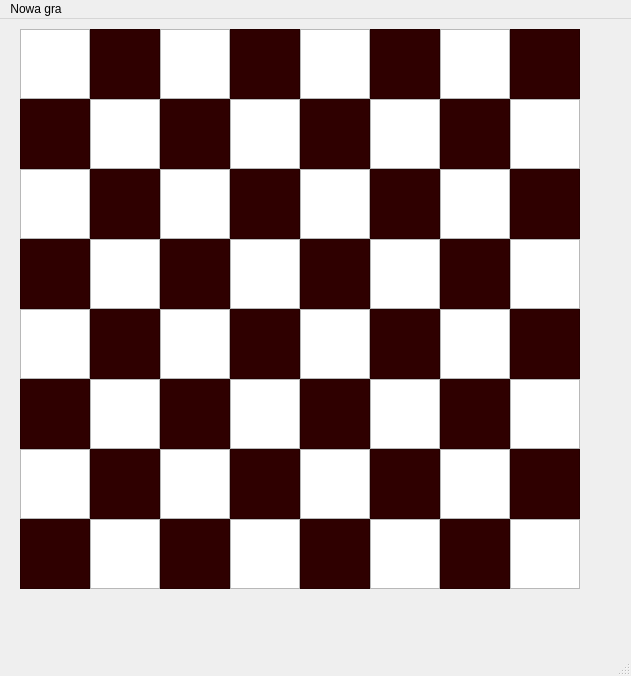
This is mainwindow.ui in MrRobinMr/Warcaby as Qt 5 draws it before an edit. The edited form follows.
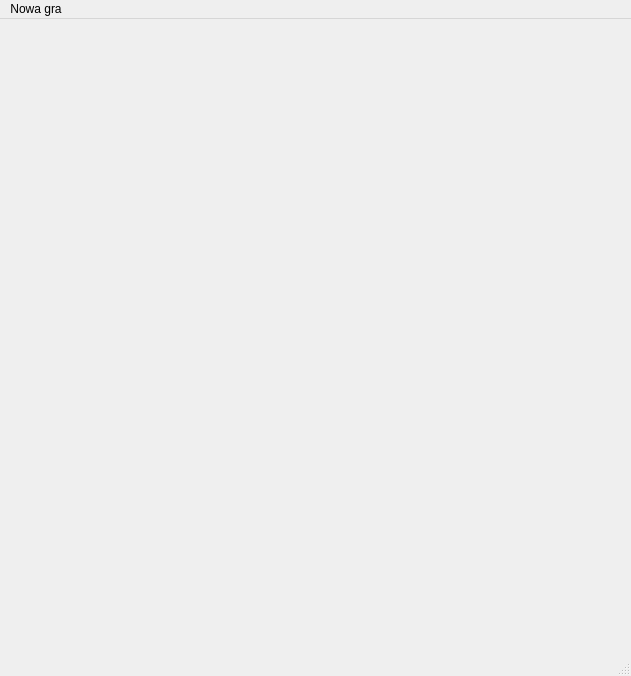
This is the edited form.

Diff of the .ui file:
```diff
--- a/mainwindow.ui
+++ b/mainwindow.ui
@@ -17,1535 +17,36 @@
    <widget class="QWidget" name="gridLayoutWidget">
     <property name="geometry">
      <rect>
-      <x>20</x>
-      <y>10</y>
-      <width>581</width>
-      <height>601</height>
+      <x>19</x>
+      <y>29</y>
+      <width>431</width>
+      <height>321</height>
      </rect>
     </property>
     <layout class="QGridLayout" name="gridLayout">
-     <property name="sizeConstraint">
-      <enum>QLayout::SetFixedSize</enum>
-     </property>
-     <property name="spacing">
-      <number>0</number>
-     </property>
-     <item row="2" column="2">
-      <widget class="QGraphicsView" name="p19">
-       <property name="minimumSize">
-        <size>
-         <width>70</width>
-         <height>70</height>
-        </size>
-       </property>
-       <property name="maximumSize">
-        <size>
-         <width>70</width>
-         <height>70</height>
-        </size>
-       </property>
-       <property name="baseSize">
-        <size>
-         <width>70</width>
-         <height>70</height>
-        </size>
-       </property>
-      </widget>
+     <item row="0" column="1">
+      <widget class="QWidget" name="widget_2" native="true"/>
      </item>
-     <item row="3" column="1">
-      <widget class="QGraphicsView" name="p26">
-       <property name="minimumSize">
-        <size>
-         <width>70</width>
-         <height>70</height>
-        </size>
-       </property>
-       <property name="maximumSize">
-        <size>
-         <width>70</width>
-         <height>70</height>
-        </size>
-       </property>
-       <property name="baseSize">
-        <size>
-         <width>70</width>
-         <height>70</height>
-        </size>
-       </property>
-      </widget>
-     </item>
-     <item row="7" column="4">
-      <widget class="QGraphicsView" name="p61">
-       <property name="minimumSize">
-        <size>
-         <width>70</width>
-         <height>70</height>
-        </size>
-       </property>
-       <property name="maximumSize">
-        <size>
-         <width>70</width>
-         <height>70</height>
-        </size>
-       </property>
-       <property name="baseSize">
-        <size>
-         <width>70</width>
-         <height>70</height>
-        </size>
-       </property>
-       <property name="styleSheet">
-        <string notr="true">background-color: rgb(47, 0, 0);</string>
-       </property>
-      </widget>
-     </item>
-     <item row="3" column="3">
-      <widget class="QGraphicsView" name="p28">
-       <property name="minimumSize">
-        <size>
-         <width>70</width>
-         <height>70</height>
-        </size>
-       </property>
-       <property name="maximumSize">
-        <size>
-         <width>70</width>
-         <height>70</height>
-        </size>
-       </property>
-       <property name="baseSize">
-        <size>
-         <width>70</width>
-         <height>70</height>
-        </size>
-       </property>
-      </widget>
-     </item>
-     <item row="2" column="6">
-      <widget class="QGraphicsView" name="p23">
-       <property name="minimumSize">
-        <size>
-         <width>70</width>
-         <height>70</height>
-        </size>
-       </property>
-       <property name="maximumSize">
-        <size>
-         <width>70</width>
-         <height>70</height>
-        </size>
-       </property>
-       <property name="baseSize">
-        <size>
-         <width>70</width>
-         <height>70</height>
-        </size>
-       </property>
-      </widget>
-     </item>
-     <item row="7" column="3">
-      <widget class="QGraphicsView" name="p60">
-       <property name="minimumSize">
-        <size>
-         <width>70</width>
-         <height>70</height>
-        </size>
-       </property>
-       <property name="maximumSize">
-        <size>
-         <width>70</width>
-         <height>70</height>
-        </size>
-       </property>
-       <property name="baseSize">
-        <size>
-         <width>70</width>
-         <height>70</height>
-        </size>
-       </property>
-      </widget>
-     </item>
-     <item row="6" column="0">
-      <widget class="QGraphicsView" name="p49">
-       <property name="minimumSize">
-        <size>
-         <width>70</width>
-         <height>70</height>
-        </size>
-       </property>
-       <property name="maximumSize">
-        <size>
-         <width>70</width>
-         <height>70</height>
-        </size>
-       </property>
-       <property name="baseSize">
-        <size>
-         <width>70</width>
-         <height>70</height>
-        </size>
-       </property>
-      </widget>
-     </item>
-     <item row="1" column="1">
-      <widget class="QGraphicsView" name="p10">
-       <property name="minimumSize">
-        <size>
-         <width>70</width>
-         <height>70</height>
-        </size>
-       </property>
-       <property name="maximumSize">
-        <size>
-         <width>70</width>
-         <height>70</height>
-        </size>
-       </property>
-       <property name="baseSize">
-        <size>
-         <width>70</width>
-         <height>70</height>
-        </size>
-       </property>
-      </widget>
-     </item>
-     <item row="5" column="6">
-      <widget class="QGraphicsView" name="p47">
-       <property name="minimumSize">
-        <size>
-         <width>70</width>
-         <height>70</height>
-        </size>
-       </property>
-       <property name="maximumSize">
-        <size>
-         <width>70</width>
-         <height>70</height>
-        </size>
-       </property>
-       <property name="baseSize">
-        <size>
-         <width>70</width>
-         <height>70</height>
-        </size>
-       </property>
-       <property name="styleSheet">
-        <string notr="true">background-color: rgb(47, 0, 0);</string>
-       </property>
-      </widget>
-     </item>
-     <item row="4" column="2">
-      <widget class="QGraphicsView" name="p35">
-       <property name="minimumSize">
-        <size>
-         <width>70</width>
-         <height>70</height>
-        </size>
-       </property>
-       <property name="maximumSize">
-        <size>
-         <width>70</width>
-         <height>70</height>
-        </size>
-       </property>
-       <property name="baseSize">
-        <size>
-         <width>70</width>
-         <height>70</height>
-        </size>
-       </property>
-      </widget>
-     </item>
-     <item row="7" column="2">
-      <widget class="QGraphicsView" name="p59">
-       <property name="minimumSize">
-        <size>
-         <width>70</width>
-         <height>70</height>
-        </size>
-       </property>
-       <property name="maximumSize">
-        <size>
-         <width>70</width>
-         <height>70</height>
-        </size>
-       </property>
-       <property name="baseSize">
-        <size>
-         <width>70</width>
-         <height>70</height>
-        </size>
-       </property>
-       <property name="styleSheet">
-        <string notr="true">background-color: rgb(47, 0, 0);</string>
-       </property>
-      </widget>
-     </item>
-     <item row="2" column="7">
-      <widget class="QGraphicsView" name="p24">
-       <property name="minimumSize">
-        <size>
-         <width>70</width>
-         <height>70</height>
-        </size>
-       </property>
-       <property name="maximumSize">
-        <size>
-         <width>70</width>
-         <height>70</height>
-        </size>
-       </property>
-       <property name="baseSize">
-        <size>
-         <width>70</width>
-         <height>70</height>
-        </size>
-       </property>
-       <property name="styleSheet">
-        <string notr="true">background-color: rgb(47, 0, 0);</string>
-       </property>
-      </widget>
+     <item row="0" column="3">
+      <widget class="QWidget" name="widget_4" native="true"/>
      </item>
      <item row="0" column="0">
-      <widget class="QGraphicsView" name="p1">
-       <property name="minimumSize">
-        <size>
-         <width>70</width>
-         <height>70</height>
-        </size>
-       </property>
-       <property name="maximumSize">
-        <size>
-         <width>70</width>
-         <height>70</height>
-        </size>
-       </property>
-       <property name="baseSize">
-        <size>
-         <width>70</width>
-         <height>70</height>
-        </size>
-       </property>
-      </widget>
+      <widget class="QWidget" name="widget" native="true"/>
      </item>
-     <item row="3" column="5">
-      <widget class="QGraphicsView" name="p30">
-       <property name="minimumSize">
-        <size>
-         <width>70</width>
-         <height>70</height>
-        </size>
-       </property>
-       <property name="maximumSize">
-        <size>
-         <width>70</width>
-         <height>70</height>
-        </size>
-       </property>
-       <property name="baseSize">
-        <size>
-         <width>70</width>
-         <height>70</height>
-        </size>
-       </property>
-      </widget>
+     <item row="0" column="4">
+      <widget class="QWidget" name="widget_5" native="true"/>
      </item>
-     <item row="1" column="3">
-      <widget class="QGraphicsView" name="p12">
-       <property name="minimumSize">
-        <size>
-         <width>70</width>
-         <height>70</height>
-        </size>
-       </property>
-       <property name="maximumSize">
-        <size>
-         <width>70</width>
-         <height>70</height>
-        </size>
-       </property>
-       <property name="baseSize">
-        <size>
-         <width>70</width>
-         <height>70</height>
-        </size>
-       </property>
-      </widget>
-     </item>
-     <item row="3" column="2">
-      <widget class="QGraphicsView" name="p27">
-       <property name="minimumSize">
-        <size>
-         <width>70</width>
-         <height>70</height>
-        </size>
-       </property>
-       <property name="maximumSize">
-        <size>
-         <width>70</width>
-         <height>70</height>
-        </size>
-       </property>
-       <property name="baseSize">
-        <size>
-         <width>70</width>
-         <height>70</height>
-        </size>
-       </property>
-       <property name="styleSheet">
-        <string notr="true">background-color: rgb(47, 0, 0);</string>
-       </property>
-      </widget>
-     </item>
-     <item row="4" column="0">
-      <widget class="QGraphicsView" name="p33">
-       <property name="minimumSize">
-        <size>
-         <width>70</width>
-         <height>70</height>
-        </size>
-       </property>
-       <property name="maximumSize">
-        <size>
-         <width>70</width>
-         <height>70</height>
-        </size>
-       </property>
-       <property name="baseSize">
-        <size>
-         <width>70</width>
-         <height>70</height>
-        </size>
-       </property>
-      </widget>
-     </item>
-     <item row="6" column="3">
-      <widget class="QGraphicsView" name="p52">
-       <property name="minimumSize">
-        <size>
-         <width>70</width>
-         <height>70</height>
-        </size>
-       </property>
-       <property name="maximumSize">
-        <size>
-         <width>70</width>
-         <height>70</height>
-        </size>
-       </property>
-       <property name="baseSize">
-        <size>
-         <width>70</width>
-         <height>70</height>
-        </size>
-       </property>
-       <property name="styleSheet">
-        <string notr="true">background-color: rgb(47, 0, 0);</string>
-       </property>
-      </widget>
-     </item>
-     <item row="3" column="6">
-      <widget class="QGraphicsView" name="p31">
-       <property name="minimumSize">
-        <size>
-         <width>70</width>
-         <height>70</height>
-        </size>
-       </property>
-       <property name="maximumSize">
-        <size>
-         <width>70</width>
-         <height>70</height>
-        </size>
-       </property>
-       <property name="baseSize">
-        <size>
-         <width>70</width>
-         <height>70</height>
-        </size>
-       </property>
-       <property name="styleSheet">
-        <string notr="true">background-color: rgb(47, 0, 0);</string>
-       </property>
-      </widget>
-     </item>
-     <item row="3" column="0">
-      <widget class="QGraphicsView" name="p25">
-       <property name="minimumSize">
-        <size>
-         <width>70</width>
-         <height>70</height>
-        </size>
-       </property>
-       <property name="maximumSize">
-        <size>
-         <width>70</width>
-         <height>70</height>
-        </size>
-       </property>
-       <property name="baseSize">
-        <size>
-         <width>70</width>
-         <height>70</height>
-        </size>
-       </property>
-       <property name="styleSheet">
-        <string notr="true">background-color: rgb(47, 0, 0);</string>
-       </property>
-      </widget>
-     </item>
-     <item row="1" column="2">
-      <widget class="QGraphicsView" name="p11">
-       <property name="minimumSize">
-        <size>
-         <width>70</width>
-         <height>70</height>
-        </size>
-       </property>
-       <property name="maximumSize">
-        <size>
-         <width>70</width>
-         <height>70</height>
-        </size>
-       </property>
-       <property name="baseSize">
-        <size>
-         <width>70</width>
-         <height>70</height>
-        </size>
-       </property>
-       <property name="styleSheet">
-        <string notr="true">background-color: rgb(47, 0, 0);</string>
-       </property>
-      </widget>
-     </item>
-     <item row="6" column="1">
-      <widget class="QGraphicsView" name="p50">
-       <property name="minimumSize">
-        <size>
-         <width>70</width>
-         <height>70</height>
-        </size>
-       </property>
-       <property name="maximumSize">
-        <size>
-         <width>70</width>
-         <height>70</height>
-        </size>
-       </property>
-       <property name="baseSize">
-        <size>
-         <width>70</width>
-         <height>70</height>
-        </size>
-       </property>
-       <property name="styleSheet">
-        <string notr="true">background-color: rgb(47, 0, 0);</string>
-       </property>
-      </widget>
-     </item>
-     <item row="4" column="1">
-      <widget class="QGraphicsView" name="p34">
-       <property name="minimumSize">
-        <size>
-         <width>70</width>
-         <height>70</height>
-        </size>
-       </property>
-       <property name="maximumSize">
-        <size>
-         <width>70</width>
-         <height>70</height>
-        </size>
-       </property>
-       <property name="baseSize">
-        <size>
-         <width>70</width>
-         <height>70</height>
-        </size>
-       </property>
-       <property name="styleSheet">
-        <string notr="true">background-color: rgb(47, 0, 0);</string>
-       </property>
-      </widget>
-     </item>
-     <item row="1" column="0">
-      <widget class="QGraphicsView" name="p9">
-       <property name="minimumSize">
-        <size>
-         <width>70</width>
-         <height>70</height>
-        </size>
-       </property>
-       <property name="maximumSize">
-        <size>
-         <width>70</width>
-         <height>70</height>
-        </size>
-       </property>
-       <property name="baseSize">
-        <size>
-         <width>70</width>
-         <height>70</height>
-        </size>
-       </property>
-       <property name="styleSheet">
-        <string notr="true">background-color: rgb(47, 0, 0);
-</string>
-       </property>
-      </widget>
-     </item>
-     <item row="6" column="6">
-      <widget class="QGraphicsView" name="p55">
-       <property name="minimumSize">
-        <size>
-         <width>70</width>
-         <height>70</height>
-        </size>
-       </property>
-       <property name="maximumSize">
-        <size>
-         <width>70</width>
-         <height>70</height>
-        </size>
-       </property>
-       <property name="baseSize">
-        <size>
-         <width>70</width>
-         <height>70</height>
-        </size>
-       </property>
-      </widget>
-     </item>
-     <item row="5" column="5">
-      <widget class="QGraphicsView" name="p46">
-       <property name="minimumSize">
-        <size>
-         <width>70</width>
-         <height>70</height>
-        </size>
-       </property>
-       <property name="maximumSize">
-        <size>
-         <width>70</width>
-         <height>70</height>
-        </size>
-       </property>
-       <property name="baseSize">
-        <size>
-         <width>70</width>
-         <height>70</height>
-        </size>
-       </property>
-      </widget>
-     </item>
-     <item row="0" column="7">
-      <widget class="QGraphicsView" name="p8">
-       <property name="minimumSize">
-        <size>
-         <width>70</width>
-         <height>70</height>
-        </size>
-       </property>
-       <property name="maximumSize">
-        <size>
-         <width>70</width>
-         <height>70</height>
-        </size>
-       </property>
-       <property name="baseSize">
-        <size>
-         <width>70</width>
-         <height>70</height>
-        </size>
-       </property>
-       <property name="styleSheet">
-        <string notr="true">background-color: rgb(47, 0, 0);</string>
-       </property>
-      </widget>
+     <item row="0" column="5">
+      <widget class="QWidget" name="widget_6" native="true"/>
      </item>
      <item row="0" column="6">
-      <widget class="QGraphicsView" name="p7">
-       <property name="minimumSize">
-        <size>
-         <width>70</width>
-         <height>70</height>
-        </size>
-       </property>
-       <property name="maximumSize">
-        <size>
-         <width>70</width>
-         <height>70</height>
-        </size>
-       </property>
-       <property name="baseSize">
-        <size>
-         <width>70</width>
-         <height>70</height>
-        </size>
-       </property>
-       <property name="cursor" stdset="0">
-        <cursorShape>ArrowCursor</cursorShape>
-       </property>
-      </widget>
-     </item>
-     <item row="7" column="5">
-      <widget class="QGraphicsView" name="p62">
-       <property name="minimumSize">
-        <size>
-         <width>70</width>
-         <height>70</height>
-        </size>
-       </property>
-       <property name="maximumSize">
-        <size>
-         <width>70</width>
-         <height>70</height>
-        </size>
-       </property>
-       <property name="baseSize">
-        <size>
-         <width>70</width>
-         <height>70</height>
-        </size>
-       </property>
-      </widget>
-     </item>
-     <item row="3" column="4">
-      <widget class="QGraphicsView" name="p29">
-       <property name="minimumSize">
-        <size>
-         <width>70</width>
-         <height>70</height>
-        </size>
-       </property>
-       <property name="maximumSize">
-        <size>
-         <width>70</width>
-         <height>70</height>
-        </size>
-       </property>
-       <property name="baseSize">
-        <size>
-         <width>70</width>
-         <height>70</height>
-        </size>
-       </property>
-       <property name="styleSheet">
-        <string notr="true">background-color: rgb(47, 0, 0);</string>
-       </property>
-      </widget>
-     </item>
-     <item row="7" column="7">
-      <widget class="QGraphicsView" name="p64">
-       <property name="minimumSize">
-        <size>
-         <width>70</width>
-         <height>70</height>
-        </size>
-       </property>
-       <property name="maximumSize">
-        <size>
-         <width>70</width>
-         <height>70</height>
-        </size>
-       </property>
-       <property name="baseSize">
-        <size>
-         <width>70</width>
-         <height>70</height>
-        </size>
-       </property>
-      </widget>
-     </item>
-     <item row="4" column="4">
-      <widget class="QGraphicsView" name="p37">
-       <property name="minimumSize">
-        <size>
-         <width>70</width>
-         <height>70</height>
-        </size>
-       </property>
-       <property name="maximumSize">
-        <size>
-         <width>70</width>
-         <height>70</height>
-        </size>
-       </property>
-       <property name="baseSize">
-        <size>
-         <width>70</width>
-         <height>70</height>
-        </size>
-       </property>
-      </widget>
-     </item>
-     <item row="6" column="5">
-      <widget class="QGraphicsView" name="p54">
-       <property name="minimumSize">
-        <size>
-         <width>70</width>
-         <height>70</height>
-        </size>
-       </property>
-       <property name="maximumSize">
-        <size>
-         <width>70</width>
-         <height>70</height>
-        </size>
-       </property>
-       <property name="baseSize">
-        <size>
-         <width>70</width>
-         <height>70</height>
-        </size>
-       </property>
-       <property name="styleSheet">
-        <string notr="true">background-color: rgb(47, 0, 0);</string>
-       </property>
-      </widget>
-     </item>
-     <item row="6" column="7">
-      <widget class="QGraphicsView" name="p56">
-       <property name="minimumSize">
-        <size>
-         <width>70</width>
-         <height>70</height>
-        </size>
-       </property>
-       <property name="maximumSize">
-        <size>
-         <width>70</width>
-         <height>70</height>
-        </size>
-       </property>
-       <property name="baseSize">
-        <size>
-         <width>70</width>
-         <height>70</height>
-        </size>
-       </property>
-       <property name="styleSheet">
-        <string notr="true">background-color: rgb(47, 0, 0);</string>
-       </property>
-      </widget>
-     </item>
-     <item row="4" column="5">
-      <widget class="QGraphicsView" name="p38">
-       <property name="minimumSize">
-        <size>
-         <width>70</width>
-         <height>70</height>
-        </size>
-       </property>
-       <property name="maximumSize">
-        <size>
-         <width>70</width>
-         <height>70</height>
-        </size>
-       </property>
-       <property name="baseSize">
-        <size>
-         <width>70</width>
-         <height>70</height>
-        </size>
-       </property>
-       <property name="styleSheet">
-        <string notr="true">background-color: rgb(47, 0, 0);</string>
-       </property>
-      </widget>
-     </item>
-     <item row="5" column="2">
-      <widget class="QGraphicsView" name="p43">
-       <property name="minimumSize">
-        <size>
-         <width>70</width>
-         <height>70</height>
-        </size>
-       </property>
-       <property name="maximumSize">
-        <size>
-         <width>70</width>
-         <height>70</height>
-        </size>
-       </property>
-       <property name="baseSize">
-        <size>
-         <width>70</width>
-         <height>70</height>
-        </size>
-       </property>
-       <property name="styleSheet">
-        <string notr="true">background-color: rgb(47, 0, 0);</string>
-       </property>
-      </widget>
-     </item>
-     <item row="1" column="5">
-      <widget class="QGraphicsView" name="p14">
-       <property name="minimumSize">
-        <size>
-         <width>70</width>
-         <height>70</height>
-        </size>
-       </property>
-       <property name="maximumSize">
-        <size>
-         <width>70</width>
-         <height>70</height>
-        </size>
-       </property>
-       <property name="baseSize">
-        <size>
-         <width>70</width>
-         <height>70</height>
-        </size>
-       </property>
-      </widget>
-     </item>
-     <item row="5" column="4">
-      <widget class="QGraphicsView" name="p45">
-       <property name="minimumSize">
-        <size>
-         <width>70</width>
-         <height>70</height>
-        </size>
-       </property>
-       <property name="maximumSize">
-        <size>
-         <width>70</width>
-         <height>70</height>
-        </size>
-       </property>
-       <property name="baseSize">
-        <size>
-         <width>70</width>
-         <height>70</height>
-        </size>
-       </property>
-       <property name="styleSheet">
-        <string notr="true">background-color: rgb(47, 0, 0);</string>
-       </property>
-      </widget>
-     </item>
-     <item row="6" column="4">
-      <widget class="QGraphicsView" name="p53">
-       <property name="minimumSize">
-        <size>
-         <width>70</width>
-         <height>70</height>
-        </size>
-       </property>
-       <property name="maximumSize">
-        <size>
-         <width>70</width>
-         <height>70</height>
-        </size>
-       </property>
-       <property name="baseSize">
-        <size>
-         <width>70</width>
-         <height>70</height>
-        </size>
-       </property>
-      </widget>
-     </item>
-     <item row="4" column="7">
-      <widget class="QGraphicsView" name="p40">
-       <property name="minimumSize">
-        <size>
-         <width>70</width>
-         <height>70</height>
-        </size>
-       </property>
-       <property name="maximumSize">
-        <size>
-         <width>70</width>
-         <height>70</height>
-        </size>
-       </property>
-       <property name="baseSize">
-        <size>
-         <width>70</width>
-         <height>70</height>
-        </size>
-       </property>
-       <property name="styleSheet">
-        <string notr="true">background-color: rgb(47, 0, 0);</string>
-       </property>
-      </widget>
-     </item>
-     <item row="7" column="0">
-      <widget class="QGraphicsView" name="p57">
-       <property name="minimumSize">
-        <size>
-         <width>70</width>
-         <height>70</height>
-        </size>
-       </property>
-       <property name="maximumSize">
-        <size>
-         <width>70</width>
-         <height>70</height>
-        </size>
-       </property>
-       <property name="baseSize">
-        <size>
-         <width>70</width>
-         <height>70</height>
-        </size>
-       </property>
-       <property name="styleSheet">
-        <string notr="true">
-background-color: rgb(47, 0, 0);</string>
-       </property>
-      </widget>
-     </item>
-     <item row="7" column="1">
-      <widget class="QGraphicsView" name="p58">
-       <property name="minimumSize">
-        <size>
-         <width>70</width>
-         <height>70</height>
-        </size>
-       </property>
-       <property name="maximumSize">
-        <size>
-         <width>70</width>
-         <height>70</height>
-        </size>
-       </property>
-       <property name="baseSize">
-        <size>
-         <width>70</width>
-         <height>70</height>
-        </size>
-       </property>
-      </widget>
-     </item>
-     <item row="6" column="2">
-      <widget class="QGraphicsView" name="p51">
-       <property name="minimumSize">
-        <size>
-         <width>70</width>
-         <height>70</height>
-        </size>
-       </property>
-       <property name="maximumSize">
-        <size>
-         <width>70</width>
-         <height>70</height>
-        </size>
-       </property>
-       <property name="baseSize">
-        <size>
-         <width>70</width>
-         <height>70</height>
-        </size>
-       </property>
-      </widget>
-     </item>
-     <item row="5" column="7">
-      <widget class="QGraphicsView" name="p48">
-       <property name="minimumSize">
-        <size>
-         <width>70</width>
-         <height>70</height>
-        </size>
-       </property>
-       <property name="maximumSize">
-        <size>
-         <width>70</width>
-         <height>70</height>
-        </size>
-       </property>
-       <property name="baseSize">
-        <size>
-         <width>70</width>
-         <height>70</height>
-        </size>
-       </property>
-      </widget>
-     </item>
-     <item row="2" column="1">
-      <widget class="QGraphicsView" name="p18">
-       <property name="minimumSize">
-        <size>
-         <width>70</width>
-         <height>70</height>
-        </size>
-       </property>
-       <property name="maximumSize">
-        <size>
-         <width>70</width>
-         <height>70</height>
-        </size>
-       </property>
-       <property name="baseSize">
-        <size>
-         <width>70</width>
-         <height>70</height>
-        </size>
-       </property>
-       <property name="styleSheet">
-        <string notr="true">background-color: rgb(47, 0, 0);</string>
-       </property>
-      </widget>
-     </item>
-     <item row="0" column="3">
-      <widget class="QGraphicsView" name="p4">
-       <property name="minimumSize">
-        <size>
-         <width>70</width>
-         <height>70</height>
-        </size>
-       </property>
-       <property name="maximumSize">
-        <size>
-         <width>70</width>
-         <height>70</height>
-        </size>
-       </property>
-       <property name="baseSize">
-        <size>
-         <width>70</width>
-         <height>70</height>
-        </size>
-       </property>
-       <property name="styleSheet">
-        <string notr="true">background-color: rgb(47, 0, 0);</string>
-       </property>
-      </widget>
-     </item>
-     <item row="0" column="1">
-      <widget class="QGraphicsView" name="p2">
-       <property name="minimumSize">
-        <size>
-         <width>70</width>
-         <height>70</height>
-        </size>
-       </property>
-       <property name="maximumSize">
-        <size>
-         <width>70</width>
-         <height>70</height>
-        </size>
-       </property>
-       <property name="baseSize">
-        <size>
-         <width>70</width>
-         <height>70</height>
-        </size>
-       </property>
-       <property name="styleSheet">
-        <string notr="true">background-color: rgb(47, 0, 0);</string>
-       </property>
-      </widget>
-     </item>
-     <item row="5" column="0">
-      <widget class="QGraphicsView" name="p41">
-       <property name="minimumSize">
-        <size>
-         <width>70</width>
-         <height>70</height>
-        </size>
-       </property>
-       <property name="maximumSize">
-        <size>
-         <width>70</width>
-         <height>70</height>
-        </size>
-       </property>
-       <property name="baseSize">
-        <size>
-         <width>70</width>
-         <height>70</height>
-        </size>
-       </property>
-       <property name="styleSheet">
-        <string notr="true">background-color: rgb(47, 0, 0);</string>
-       </property>
-      </widget>
-     </item>
-     <item row="2" column="5">
-      <widget class="QGraphicsView" name="p22">
-       <property name="minimumSize">
-        <size>
-         <width>70</width>
-         <height>70</height>
-        </size>
-       </property>
-       <property name="maximumSize">
-        <size>
-         <width>70</width>
-         <height>70</height>
-        </size>
-       </property>
-       <property name="baseSize">
-        <size>
-         <width>70</width>
-         <height>70</height>
-        </size>
-       </property>
-       <property name="styleSheet">
-        <string notr="true">background-color: rgb(47, 0, 0);</string>
-       </property>
-      </widget>
-     </item>
-     <item row="2" column="4">
-      <widget class="QGraphicsView" name="p21">
-       <property name="minimumSize">
-        <size>
-         <width>70</width>
-         <height>70</height>
-        </size>
-       </property>
-       <property name="maximumSize">
-        <size>
-         <width>70</width>
-         <height>70</height>
-        </size>
-       </property>
-       <property name="baseSize">
-        <size>
-         <width>70</width>
-         <height>70</height>
-        </size>
-       </property>
-      </widget>
-     </item>
-     <item row="5" column="1">
-      <widget class="QGraphicsView" name="p42">
-       <property name="minimumSize">
-        <size>
-         <width>70</width>
-         <height>70</height>
-        </size>
-       </property>
-       <property name="maximumSize">
-        <size>
-         <width>70</width>
-         <height>70</height>
-        </size>
-       </property>
-       <property name="baseSize">
-        <size>
-         <width>70</width>
-         <height>70</height>
-        </size>
-       </property>
-      </widget>
-     </item>
-     <item row="3" column="7">
-      <widget class="QGraphicsView" name="p32">
-       <property name="minimumSize">
-        <size>
-         <width>70</width>
-         <height>70</height>
-        </size>
-       </property>
-       <property name="maximumSize">
-        <size>
-         <width>70</width>
-         <height>70</height>
-        </size>
-       </property>
-       <property name="baseSize">
-        <size>
-         <width>70</width>
-         <height>70</height>
-        </size>
-       </property>
-      </widget>
+      <widget class="QWidget" name="widget_7" native="true"/>
      </item>
      <item row="0" column="2">
-      <widget class="QGraphicsView" name="p3">
-       <property name="minimumSize">
-        <size>
-         <width>70</width>
-         <height>70</height>
-        </size>
-       </property>
-       <property name="maximumSize">
-        <size>
-         <width>70</width>
-         <height>70</height>
-        </size>
-       </property>
-       <property name="baseSize">
-        <size>
-         <width>70</width>
-         <height>70</height>
-        </size>
-       </property>
-      </widget>
+      <widget class="QWidget" name="widget_3" native="true"/>
      </item>
-     <item row="7" column="6">
-      <widget class="QGraphicsView" name="p63">
-       <property name="minimumSize">
-        <size>
-         <width>70</width>
-         <height>70</height>
-        </size>
-       </property>
-       <property name="maximumSize">
-        <size>
-         <width>70</width>
-         <height>70</height>
-        </size>
-       </property>
-       <property name="baseSize">
-        <size>
-         <width>70</width>
-         <height>70</height>
-        </size>
-       </property>
-       <property name="styleSheet">
-        <string notr="true">background-color: rgb(47, 0, 0);</string>
-       </property>
-      </widget>
-     </item>
-     <item row="1" column="6">
-      <widget class="QGraphicsView" name="p15">
-       <property name="minimumSize">
-        <size>
-         <width>70</width>
-         <height>70</height>
-        </size>
-       </property>
-       <property name="maximumSize">
-        <size>
-         <width>70</width>
-         <height>70</height>
-        </size>
-       </property>
-       <property name="baseSize">
-        <size>
-         <width>70</width>
-         <height>70</height>
-        </size>
-       </property>
-       <property name="styleSheet">
-        <string notr="true">background-color: rgb(47, 0, 0);</string>
-       </property>
-       <property name="sceneRect">
-        <rectf>
-         <x>0.000000000000000</x>
-         <y>0.000000000000000</y>
-         <width>0.000000000000000</width>
-         <height>0.000000000000000</height>
-        </rectf>
-       </property>
-      </widget>
-     </item>
-     <item row="4" column="3">
-      <widget class="QGraphicsView" name="p36">
-       <property name="minimumSize">
-        <size>
-         <width>70</width>
-         <height>70</height>
-        </size>
-       </property>
-       <property name="maximumSize">
-        <size>
-         <width>70</width>
-         <height>70</height>
-        </size>
-       </property>
-       <property name="baseSize">
-        <size>
-         <width>70</width>
-         <height>70</height>
-        </size>
-       </property>
-       <property name="styleSheet">
-        <string notr="true">background-color: rgb(47, 0, 0);</string>
-       </property>
-      </widget>
-     </item>
-     <item row="0" column="5">
-      <widget class="QGraphicsView" name="p6">
-       <property name="minimumSize">
-        <size>
-         <width>70</width>
-         <height>70</height>
-        </size>
-       </property>
-       <property name="maximumSize">
-        <size>
-         <width>70</width>
-         <height>70</height>
-        </size>
-       </property>
-       <property name="baseSize">
-        <size>
-         <width>70</width>
-         <height>70</height>
-        </size>
-       </property>
-       <property name="styleSheet">
-        <string notr="true">background-color: rgb(47, 0, 0);</string>
-       </property>
-      </widget>
-     </item>
-     <item row="4" column="6">
-      <widget class="QGraphicsView" name="p39">
-       <property name="minimumSize">
-        <size>
-         <width>70</width>
-         <height>70</height>
-        </size>
-       </property>
-       <property name="maximumSize">
-        <size>
-         <width>70</width>
-         <height>70</height>
-        </size>
-       </property>
-       <property name="baseSize">
-        <size>
-         <width>70</width>
-         <height>70</height>
-        </size>
-       </property>
-      </widget>
-     </item>
-     <item row="0" column="4">
-      <widget class="QGraphicsView" name="p5">
-       <property name="minimumSize">
-        <size>
-         <width>70</width>
-         <height>70</height>
-        </size>
-       </property>
-       <property name="maximumSize">
-        <size>
-         <width>70</width>
-         <height>70</height>
-        </size>
-       </property>
-       <property name="baseSize">
-        <size>
-         <width>70</width>
-         <height>70</height>
-        </size>
-       </property>
-      </widget>
-     </item>
-     <item row="2" column="3">
-      <widget class="QGraphicsView" name="p20">
-       <property name="minimumSize">
-        <size>
-         <width>70</width>
-         <height>70</height>
-        </size>
-       </property>
-       <property name="maximumSize">
-        <size>
-         <width>70</width>
-         <height>70</height>
-        </size>
-       </property>
-       <property name="baseSize">
-        <size>
-         <width>70</width>
-         <height>70</height>
-        </size>
-       </property>
-       <property name="styleSheet">
-        <string notr="true">background-color: rgb(47, 0, 0);</string>
-       </property>
-      </widget>
-     </item>
-     <item row="1" column="4">
-      <widget class="QGraphicsView" name="p13">
-       <property name="minimumSize">
-        <size>
-         <width>70</width>
-         <height>70</height>
-        </size>
-       </property>
-       <property name="maximumSize">
-        <size>
-         <width>70</width>
-         <height>70</height>
-        </size>
-       </property>
-       <property name="baseSize">
-        <size>
-         <width>70</width>
-         <height>70</height>
-        </size>
-       </property>
-       <property name="styleSheet">
-        <string notr="true">background-color: rgb(47, 0, 0);</string>
-       </property>
-      </widget>
-     </item>
-     <item row="1" column="7">
-      <widget class="QGraphicsView" name="p16">
-       <property name="minimumSize">
-        <size>
-         <width>70</width>
-         <height>70</height>
-        </size>
-       </property>
-       <property name="maximumSize">
-        <size>
-         <width>70</width>
-         <height>70</height>
-        </size>
-       </property>
-       <property name="baseSize">
-        <size>
-         <width>70</width>
-         <height>70</height>
-        </size>
-       </property>
-      </widget>
-     </item>
-     <item row="5" column="3">
-      <widget class="QGraphicsView" name="p44">
-       <property name="minimumSize">
-        <size>
-         <width>70</width>
-         <height>70</height>
-        </size>
-       </property>
-       <property name="maximumSize">
-        <size>
-         <width>70</width>
-         <height>70</height>
-        </size>
-       </property>
-       <property name="baseSize">
-        <size>
-         <width>70</width>
-         <height>70</height>
-        </size>
-       </property>
-      </widget>
-     </item>
-     <item row="2" column="0">
-      <widget class="QGraphicsView" name="p17">
-       <property name="minimumSize">
-        <size>
-         <width>70</width>
-         <height>70</height>
-        </size>
-       </property>
-       <property name="maximumSize">
-        <size>
-         <width>70</width>
-         <height>70</height>
-        </size>
-       </property>
-       <property name="baseSize">
-        <size>
-         <width>70</width>
-         <height>70</height>
-        </size>
-       </property>
-      </widget>
+     <item row="0" column="7">
+      <widget class="QWidget" name="widget_8" native="true"/>
      </item>
     </layout>
    </widget>
```
